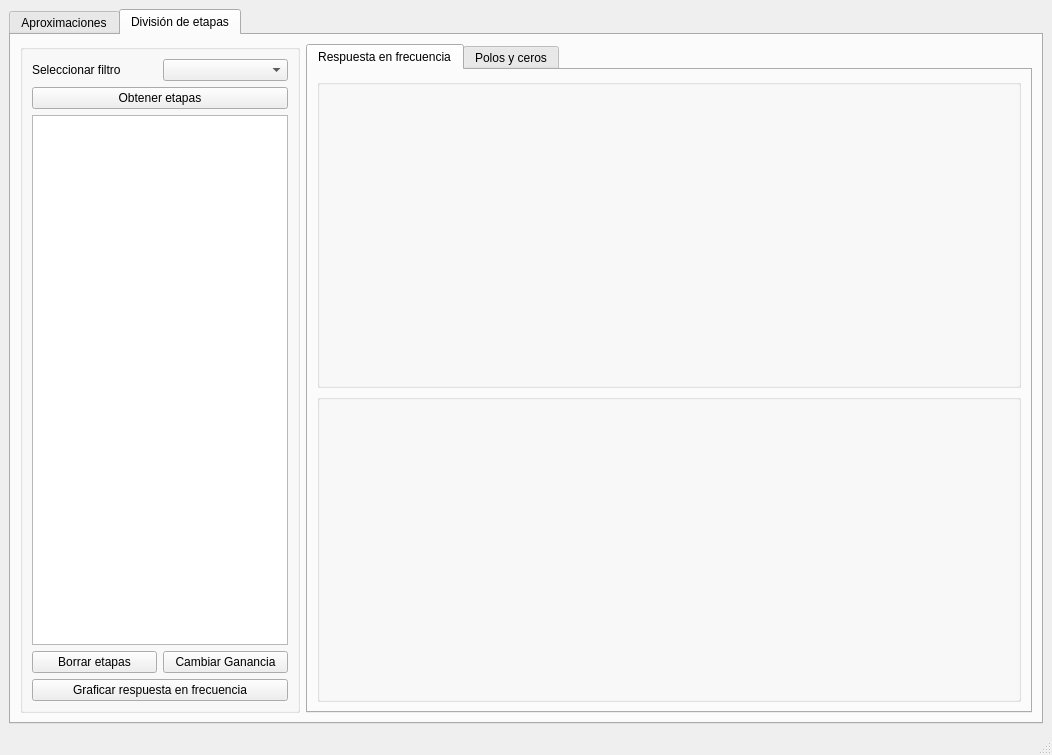
This is designer/mainwindow.ui in BrunoDS01/Filter_Tool_Grupo_6 as Qt 5 draws it before an edit. The edited form follows.
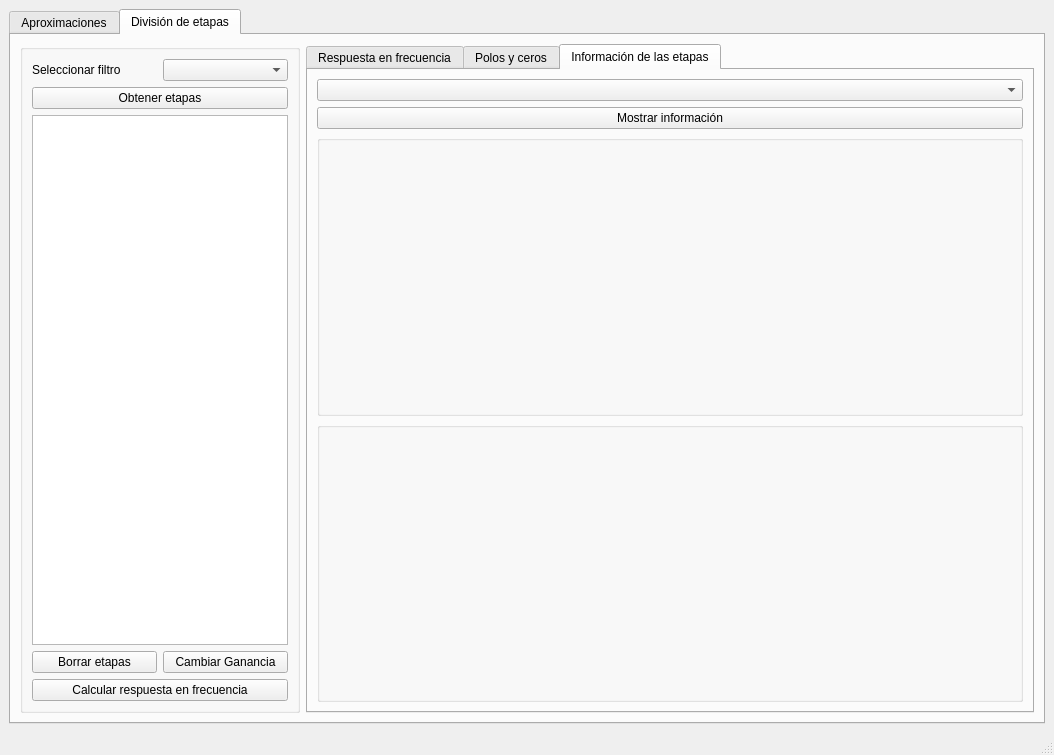
This is the edited form. The open tabs and pages were chosen to show the change.

What changed in the file:
```diff
--- a/designer/mainwindow.ui
+++ b/designer/mainwindow.ui
@@ -6,7 +6,7 @@
    <rect>
     <x>0</x>
     <y>0</y>
-    <width>954</width>
+    <width>1054</width>
     <height>755</height>
    </rect>
   </property>
@@ -867,7 +867,7 @@
            <item row="1" column="0">
             <widget class="QPushButton" name="graficarRespEtapaButton">
              <property name="text">
-              <string>Graficar respuesta en frecuencia</string>
+              <string>Calcular respuesta en frecuencia</string>
              </property>
             </widget>
            </item>
@@ -918,6 +918,55 @@
            <attribute name="title">
             <string>Polos y ceros</string>
            </attribute>
+           <layout class="QGridLayout" name="gridLayout_9">
+            <item row="0" column="0">
+             <widget class="QGroupBox" name="polosCerosEtapasPlotBox">
+              <property name="title">
+               <string/>
+              </property>
+              <layout class="QGridLayout" name="gridLayout_14"/>
+             </widget>
+            </item>
+           </layout>
+          </widget>
+          <widget class="QWidget" name="tab_9">
+           <attribute name="title">
+            <string>Información de las etapas</string>
+           </attribute>
+           <layout class="QGridLayout" name="gridLayout_13">
+            <item row="0" column="0">
+             <widget class="QComboBox" name="infoEtapaComboBox"/>
+            </item>
+            <item row="1" column="0">
+             <widget class="QPushButton" name="mostrarInfoButton">
+              <property name="text">
+               <string>Mostrar información</string>
+              </property>
+             </widget>
+            </item>
+            <item row="2" column="0">
+             <widget class="QGroupBox" name="infoLatexBox">
+              <property name="minimumSize">
+               <size>
+                <width>0</width>
+                <height>200</height>
+               </size>
+              </property>
+              <property name="title">
+               <string/>
+              </property>
+              <layout class="QGridLayout" name="gridLayout_23"/>
+             </widget>
+            </item>
+            <item row="3" column="0">
+             <widget class="QGroupBox" name="infoPoloCeroPlotBox">
+              <property name="title">
+               <string/>
+              </property>
+              <layout class="QGridLayout" name="gridLayout_39"/>
+             </widget>
+            </item>
+           </layout>
           </widget>
          </widget>
         </item>
```
Left out of the diff: 4 changed lines with no effect on the pictures.
